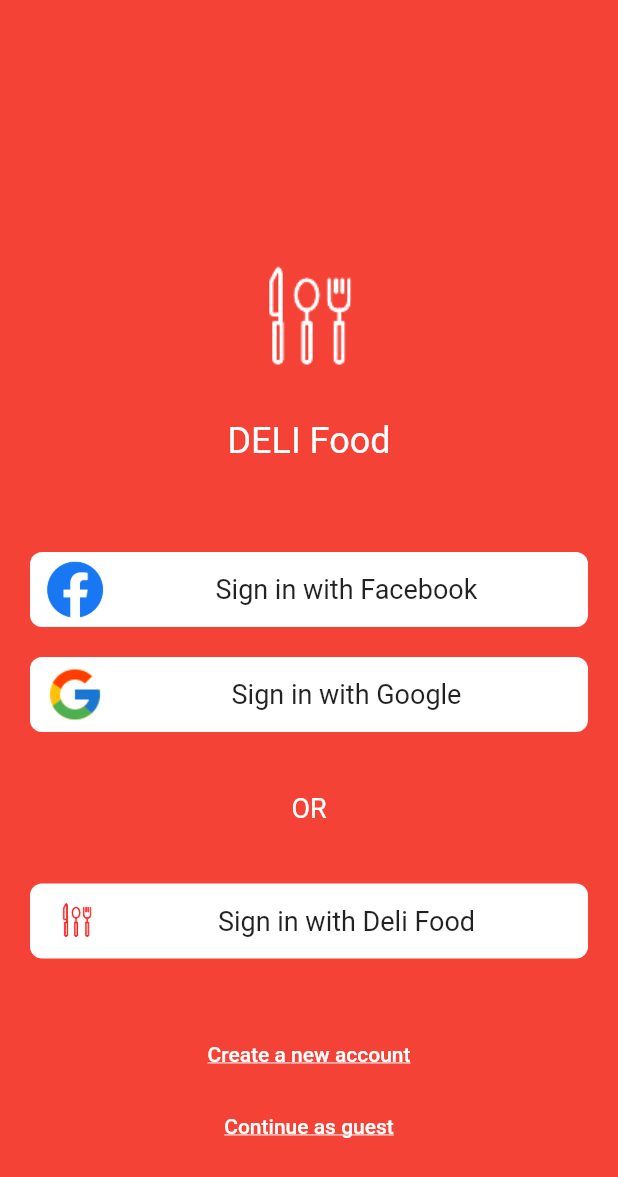
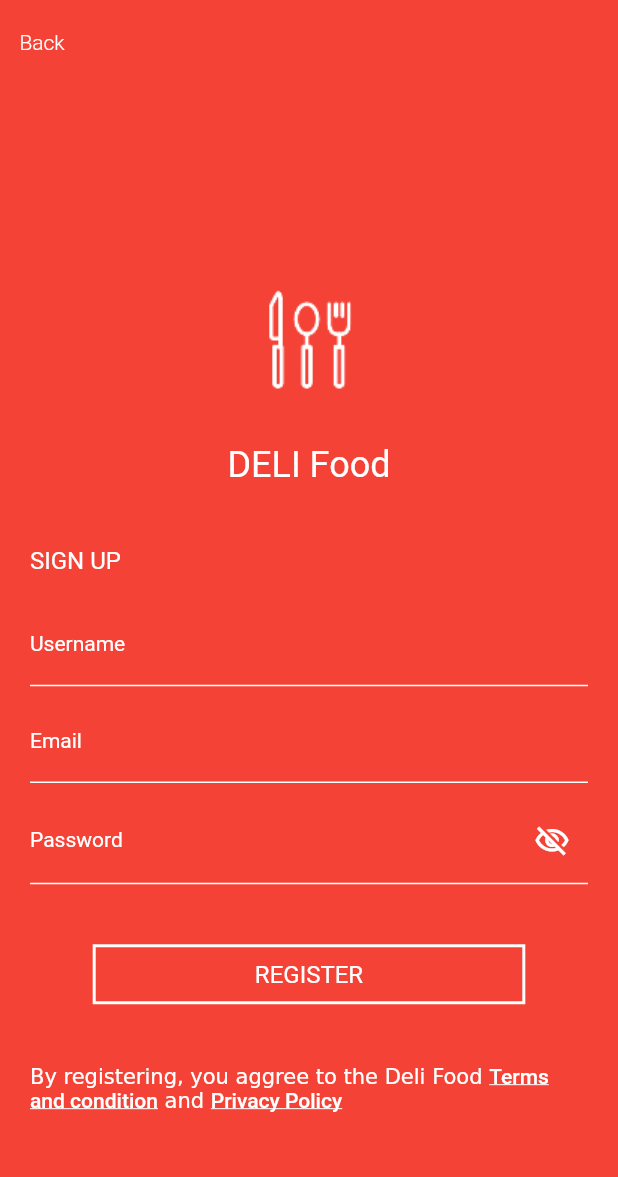
Before and after one commit to Achsuthan/deli_food, a Flutter app: the screen it shows after launch, after a tap on "Create a new account", on a phone screen of 412 x 824 dp. Shown: the top 1177 px of the screen. Run offline on Flutter 3.47's test engine with Material 2 defaults, Android fonts, the phone set to English and light mode, and no system bars.

Commit message:
register screen UIs

```diff
--- a/lib/main.dart
+++ b/lib/main.dart
@@ -1,3 +1,4 @@
+import 'package:deli_food/screens/register_screen.dart';
 import 'package:flutter/material.dart';
 
 import './screens/landing_screen.dart';
@@ -25,7 +26,8 @@
         primarySwatch: Colors.blue,
       ),
       routes: {
-        '/': (_) => LandingScreen(),
+        LandingScreen.routerName: (_) => LandingScreen(),
+        RegisterScreen.routerName: (_) => RegisterScreen(),
       },
     );
   }
--- a/lib/screens/landing_screen.dart
+++ b/lib/screens/landing_screen.dart
@@ -1,9 +1,12 @@
-import 'package:deli_food/data/enum/landing_button.dart';
-import 'package:deli_food/widget/deli_underline_button.dart';
-import 'package:deli_food/widget/login_button.dart';
 import 'package:flutter/material.dart';
 
+import '../data/enum/landing_button.dart';
+import '../widget/deli_underline_button.dart';
+import '../widget/login_button.dart';
+import '../widget/logo_withtext.dart';
+
 class LandingScreen extends StatelessWidget {
+  static String routerName = "/";
   const LandingScreen({Key? key}) : super(key: key);
 
   @override
@@ -15,24 +18,7 @@
           child: Container(
             child: Column(
               children: [
-                Container(
-                  padding: EdgeInsets.only(
-                    top: 140,
-                  ),
-                  alignment: Alignment.center,
-                  child: Image.asset(
-                    "assets/logo_white.jpg",
-                    height: 140,
-                    width: 140,
-                  ),
-                ),
-                Text(
-                  "DELI Food",
-                  style: TextStyle(
-                    fontSize: 24,
-                    color: Colors.white,
-                  ),
-                ),
+                LogoWithText(),
                 SizedBox(
                   height: 60,
                 ),
--- /dev/null
+++ b/lib/screens/register_screen.dart
@@ -0,0 +1,137 @@
+import 'package:deli_food/widget/deli_border_button.dart';
+import 'package:deli_food/widget/deli_password_text_field.dart';
+import 'package:deli_food/widget/deli_text_field.dart';
+import 'package:flutter/gestures.dart';
+import 'package:flutter/material.dart';
+
+import '../widget/logo_withtext.dart';
+
+class RegisterScreen extends StatefulWidget {
+  static String routerName = "/register";
+  const RegisterScreen({Key? key}) : super(key: key);
+
+  @override
+  _RegisterScreenState createState() => _RegisterScreenState();
+}
+
+class _RegisterScreenState extends State<RegisterScreen> {
+  var isVisible = false;
+
+  handleShowHidePassword() {
+    print("handleShowHidePassword $isVisible");
+    setState(() {
+      isVisible = !isVisible;
+    });
+  }
+
+  @override
+  Widget build(BuildContext context) {
+    return Scaffold(
+      appBar: AppBar(
+        backgroundColor: Colors.red,
+        elevation: 0,
+        leading: TextButton(
+            onPressed: () {
+              Navigator.pop(context);
+            },
+            child: Text(
+              "Back",
+              style:
+                  TextStyle(color: Colors.white, fontWeight: FontWeight.w300),
+            )),
+      ),
+      backgroundColor: Colors.red,
+      body: Container(
+        child: Padding(
+          padding: EdgeInsets.only(
+            left: 20,
+            right: 20,
+          ),
+          child: Column(
+            crossAxisAlignment: CrossAxisAlignment.start,
+            children: [
+              LogoWithText(),
+              SizedBox(
+                height: 40,
+              ),
+              Text(
+                "SIGN UP",
+                style: TextStyle(
+                  color: Colors.white,
+                  fontWeight: FontWeight.w400,
+                  fontSize: 16,
+                ),
+              ),
+              SizedBox(
+                height: 20,
+              ),
+              DeliTextFiled(
+                hintLabel: "Username",
+              ),
+              SizedBox(
+                height: 10,
+              ),
+              DeliTextFiled(
+                hintLabel: "Email",
+              ),
+              SizedBox(
+                height: 10,
+              ),
+              DeliPasswordTextFiled(
+                isVisible: isVisible,
+                handleButton: () => handleShowHidePassword(),
+              ),
+              SizedBox(
+                height: 40,
+              ),
+              Container(
+                alignment: Alignment.center,
+                child: DeliBorderButton(),
+              ),
+              SizedBox(
+                height: 40,
+              ),
+              Container(
+                alignment: Alignment.center,
+                child: RichText(
+                  text: TextSpan(
+                    children: [
+                      TextSpan(
+                        text: "By registering, you aggree to the Deli Food ",
+                      ),
+                      TextSpan(
+                        text: "Terms and condition",
+                        style: TextStyle(
+                          fontWeight: FontWeight.w500,
+                          decoration: TextDecoration.underline,
+                        ),
+                        recognizer: TapGestureRecognizer()
+                          ..onTap = () {
+                            print("Terms and conditon");
+                          },
+                      ),
+                      TextSpan(
+                        text: " and ",
+                      ),
+                      TextSpan(
+                        text: "Privacy Policy",
+                        style: TextStyle(
+                          fontWeight: FontWeight.w500,
+                          decoration: TextDecoration.underline,
+                        ),
+                        recognizer: TapGestureRecognizer()
+                          ..onTap = () {
+                            print("Privacy Policy");
+                          },
+                      ),
+                    ],
+                  ),
+                ),
+              ),
+            ],
+          ),
+        ),
+      ),
+    );
+  }
+}
--- /dev/null
+++ b/lib/widget/deli_border_button.dart
@@ -0,0 +1,32 @@
+import 'package:flutter/material.dart';
+
+class DeliBorderButton extends StatelessWidget {
+  const DeliBorderButton({Key? key}) : super(key: key);
+
+  @override
+  Widget build(BuildContext context) {
+    return GestureDetector(
+      onTap: () {
+        print("Button pressed");
+      },
+      child: Container(
+        alignment: Alignment.center,
+        height: 40,
+        width: MediaQuery.of(context).size.width * 0.7,
+        decoration: BoxDecoration(
+          border: Border.all(
+            color: Colors.white,
+            width: 2,
+          ),
+        ),
+        child: Text(
+          "REGISTER",
+          style: TextStyle(
+            color: Colors.white,
+            fontSize: 16,
+          ),
+        ),
+      ),
+    );
+  }
+}
--- /dev/null
+++ b/lib/widget/deli_password_text_field.dart
@@ -0,0 +1,28 @@
+import 'package:flutter/material.dart';
+
+import '../widget/text_field_decoration.dart';
+
+class DeliPasswordTextFiled extends StatelessWidget {
+  final bool isVisible;
+  final Function handleButton;
+  const DeliPasswordTextFiled(
+      {required this.isVisible, required this.handleButton, Key? key})
+      : super(key: key);
+
+  @override
+  Widget build(BuildContext context) {
+    return TextField(
+      obscureText: isVisible,
+      cursorColor: Colors.white,
+      style: TextStyle(
+        color: Colors.white,
+      ),
+      decoration: TextFiledDecoration.getTextFiledDecoration(
+        labelHint: "Password",
+        isPassword: true,
+        isVisible: isVisible,
+        buttonHandler: () => handleButton,
+      ),
+    );
+  }
+}
--- /dev/null
+++ b/lib/widget/deli_text_field.dart
@@ -0,0 +1,27 @@
+import 'package:flutter/material.dart';
+
+import '../widget/text_field_decoration.dart';
+
+class DeliTextFiled extends StatelessWidget {
+  final String hintLabel;
+
+  const DeliTextFiled({
+    required this.hintLabel,
+    Key? key,
+  }) : super(key: key);
+
+  @override
+  Widget build(BuildContext context) {
+    return TextField(
+      style: TextStyle(
+        color: Colors.white,
+        fontSize: 14,
+        fontWeight: FontWeight.w400,
+      ),
+      cursorColor: Colors.white,
+      decoration: TextFiledDecoration.getTextFiledDecoration(
+        labelHint: hintLabel,
+      ),
+    );
+  }
+}
--- a/lib/widget/deli_underline_button.dart
+++ b/lib/widget/deli_underline_button.dart
@@ -1,16 +1,24 @@
-import 'package:deli_food/data/enum/landing_button.dart';
 import 'package:flutter/material.dart';
+
+import '../data/enum/landing_button.dart';
+import '../screens/register_screen.dart';
 
 class DeliUnderlineButton extends StatelessWidget {
   final LandingButtonType buttonType;
   const DeliUnderlineButton({required this.buttonType, Key? key})
       : super(key: key);
 
+  handleButtonClick(BuildContext context) {
+    if (buttonType == LandingButtonType.REGISTER) {
+      Navigator.pushNamed(context, RegisterScreen.routerName);
+    }
+  }
+
   @override
   Widget build(BuildContext context) {
     return Container(
       child: TextButton(
-        onPressed: () => {print("user pressed $buttonType")},
+        onPressed: () => handleButtonClick(context),
         child: Text(
           buttonType == LandingButtonType.REGISTER
               ? "Create a new account"
--- /dev/null
+++ b/lib/widget/logo_withtext.dart
@@ -0,0 +1,31 @@
+import 'package:flutter/material.dart';
+
+class LogoWithText extends StatelessWidget {
+  const LogoWithText({Key? key}) : super(key: key);
+
+  @override
+  Widget build(BuildContext context) {
+    return Column(
+      children: [
+        Container(
+          padding: EdgeInsets.only(
+            top: 100,
+          ),
+          alignment: Alignment.center,
+          child: Image.asset(
+            "assets/logo_white.jpg",
+            height: 140,
+            width: 140,
+          ),
+        ),
+        Text(
+          "DELI Food",
+          style: TextStyle(
+            fontSize: 24,
+            color: Colors.white,
+          ),
+        ),
+      ],
+    );
+  }
+}
--- /dev/null
+++ b/lib/widget/text_field_decoration.dart
@@ -0,0 +1,41 @@
+import 'package:flutter/material.dart';
+
+class TextFiledDecoration {
+  static emptyFunction() {}
+  static InputDecoration getTextFiledDecoration({
+    required String labelHint,
+    bool isPassword = false,
+    bool isVisible = false,
+    Function buttonHandler = emptyFunction,
+  }) {
+    return InputDecoration(
+      focusedBorder: UnderlineInputBorder(
+        borderSide: BorderSide(
+          color: Colors.white,
+        ),
+      ),
+      enabledBorder: UnderlineInputBorder(
+        borderSide: BorderSide(
+          color: Colors.white,
+        ),
+      ),
+      labelText: labelHint,
+      labelStyle: TextStyle(
+        color: Colors.white,
+        fontSize: 14,
+        fontWeight: FontWeight.w400,
+      ),
+      suffixIcon: isPassword
+          ? IconButton(
+              icon: Icon(
+                isVisible
+                    ? Icons.visibility_outlined
+                    : Icons.visibility_off_outlined,
+              ),
+              color: Colors.white,
+              onPressed: buttonHandler(),
+            )
+          : null,
+    );
+  }
+}
```
